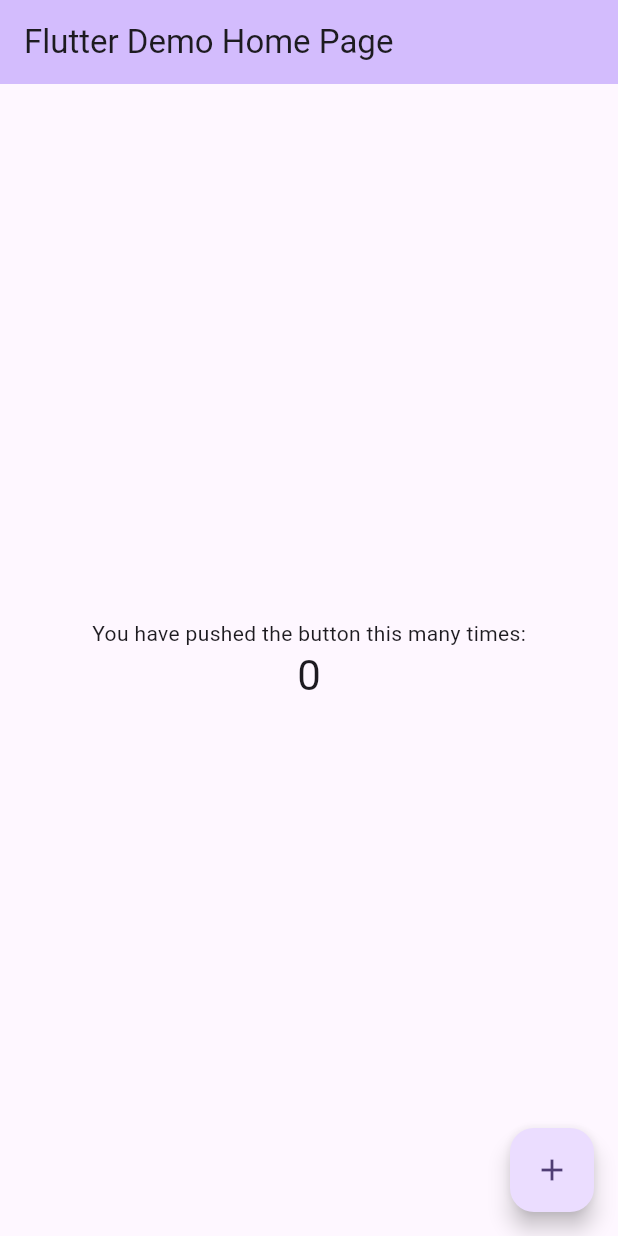
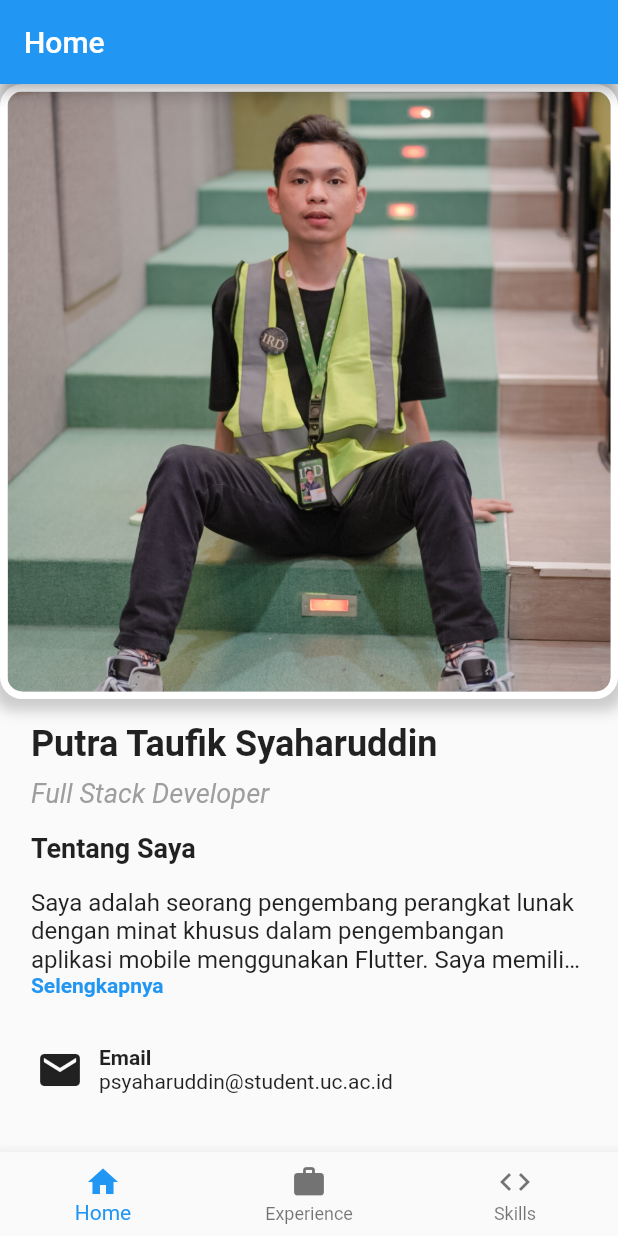
Before and after one commit to putrataufik/flutter_portofolio, a Flutter app: the screen it shows after launch, on a phone screen of 412 x 824 dp. Run offline on Flutter 3.47's test engine with Material 2 defaults, Android fonts, the light colour scheme and no system bars.

Commit message:
Halaman Home done
masih bisa di percantik

```diff
--- a/fluttter_portfolio/lib/main.dart
+++ b/fluttter_portfolio/lib/main.dart
@@ -1,125 +1,19 @@
 import 'package:flutter/material.dart';
+import 'screens/home_screen.dart';
 
 void main() {
-  runApp(const MyApp());
+  runApp(MyApp());
 }
 
 class MyApp extends StatelessWidget {
-  const MyApp({super.key});
-
-  // This widget is the root of your application.
   @override
   Widget build(BuildContext context) {
     return MaterialApp(
-      title: 'Flutter Demo',
+      title: 'My Portfolio',
       theme: ThemeData(
-        // This is the theme of your application.
-        //
-        // TRY THIS: Try running your application with "flutter run". You'll see
-        // the application has a blue toolbar. Then, without quitting the app,
-        // try changing the seedColor in the colorScheme below to Colors.green
-        // and then invoke "hot reload" (save your changes or press the "hot
-        // reload" button in a Flutter-supported IDE, or press "r" if you used
-        // the command line to start the app).
-        //
-        // Notice that the counter didn't reset back to zero; the application
-        // state is not lost during the reload. To reset the state, use hot
-        // restart instead.
-        //
-        // This works for code too, not just values: Most code changes can be
-        // tested with just a hot reload.
-        colorScheme: ColorScheme.fromSeed(seedColor: Colors.deepPurple),
-        useMaterial3: true,
+        primarySwatch: Colors.blue,
       ),
-      home: const MyHomePage(title: 'Flutter Demo Home Page'),
+      home: HomeScreen(),
     );
   }
 }
-
-class MyHomePage extends StatefulWidget {
-  const MyHomePage({super.key, required this.title});
-
-  // This widget is the home page of your application. It is stateful, meaning
-  // that it has a State object (defined below) that contains fields that affect
-  // how it looks.
-
-  // This class is the configuration for the state. It holds the values (in this
-  // case the title) provided by the parent (in this case the App widget) and
-  // used by the build method of the State. Fields in a Widget subclass are
-  // always marked "final".
-
-  final String title;
-
-  @override
-  State<MyHomePage> createState() => _MyHomePageState();
-}
-
-class _MyHomePageState extends State<MyHomePage> {
-  int _counter = 0;
-
-  void _incrementCounter() {
-    setState(() {
-      // This call to setState tells the Flutter framework that something has
-      // changed in this State, which causes it to rerun the build method below
-      // so that the display can reflect the updated values. If we changed
-      // _counter without calling setState(), then the build method would not be
-      // called again, and so nothing would appear to happen.
-      _counter++;
-    });
-  }
-
-  @override
-  Widget build(BuildContext context) {
-    // This method is rerun every time setState is called, for instance as done
-    // by the _incrementCounter method above.
-    //
-    // The Flutter framework has been optimized to make rerunning build methods
-    // fast, so that you can just rebuild anything that needs updating rather
-    // than having to individually change instances of widgets.
-    return Scaffold(
-      appBar: AppBar(
-        // TRY THIS: Try changing the color here to a specific color (to
-        // Colors.amber, perhaps?) and trigger a hot reload to see the AppBar
-        // change color while the other colors stay the same.
-        backgroundColor: Theme.of(context).colorScheme.inversePrimary,
-        // Here we take the value from the MyHomePage object that was created by
-        // the App.build method, and use it to set our appbar title.
-        title: Text(widget.title),
-      ),
-      body: Center(
-        // Center is a layout widget. It takes a single child and positions it
-        // in the middle of the parent.
-        child: Column(
-          // Column is also a layout widget. It takes a list of children and
-          // arranges them vertically. By default, it sizes itself to fit its
-          // children horizontally, and tries to be as tall as its parent.
-          //
-          // Column has various properties to control how it sizes itself and
-          // how it positions its children. Here we use mainAxisAlignment to
-          // center the children vertically; the main axis here is the vertical
-          // axis because Columns are vertical (the cross axis would be
-          // horizontal).
-          //
-          // TRY THIS: Invoke "debug painting" (choose the "Toggle Debug Paint"
-          // action in the IDE, or press "p" in the console), to see the
-          // wireframe for each widget.
-          mainAxisAlignment: MainAxisAlignment.center,
-          children: <Widget>[
-            const Text(
-              'You have pushed the button this many times:',
-            ),
-            Text(
-              '$_counter',
-              style: Theme.of(context).textTheme.headlineMedium,
-            ),
-          ],
-        ),
-      ),
-      floatingActionButton: FloatingActionButton(
-        onPressed: _incrementCounter,
-        tooltip: 'Increment',
-        child: const Icon(Icons.add),
-      ), // This trailing comma makes auto-formatting nicer for build methods.
-    );
-  }
-}
--- /dev/null
+++ b/fluttter_portfolio/lib/screens/home_screen.dart
@@ -0,0 +1,93 @@
+import 'package:flutter/material.dart';
+import '../widgets/header_widget.dart';
+import '../widgets/contact_widget.dart';
+import '../widgets/aboutme_widget.dart';
+
+class HomeScreen extends StatelessWidget {
+  @override
+  Widget build(BuildContext context) {
+    return Scaffold(
+      appBar: AppBar(
+        title: Text('Home'),
+      ),
+      body: SingleChildScrollView(
+        child: Column(
+          crossAxisAlignment: CrossAxisAlignment.start,
+          children: [
+            HeaderWidget(),
+            SizedBox(height: 16),
+            Container(
+              margin: EdgeInsets.symmetric(
+                horizontal: 0.05 * MediaQuery.of(context).size.width,
+              ),
+              child: Text(
+                'Putra Taufik Syaharuddin',
+                style: TextStyle(
+                  fontSize: 24,
+                  fontWeight: FontWeight.bold,
+                ),
+              ),
+            ),
+            SizedBox(height: 8),
+            Container(
+              margin: EdgeInsets.symmetric(
+                horizontal: 0.05 * MediaQuery.of(context).size.width,
+              ),
+              child: Text(
+                'Full Stack Developer',
+                style: TextStyle(
+                  fontSize: 18,
+                  fontStyle: FontStyle.italic,
+                  color: Colors.grey,
+                ),
+              ),
+            ),
+            SizedBox(height: 16),
+            Container(
+              margin: EdgeInsets.symmetric(
+                horizontal: 0.05 * MediaQuery.of(context).size.width,
+              ),
+              child: Text(
+                'Tentang Saya',
+                style: TextStyle(
+                  fontSize: 18,
+                  fontWeight: FontWeight.bold,
+                ),
+              ),
+            ),
+            SizedBox(height: 8),
+            Align(
+              alignment: Alignment.center,
+              child: AboutMeWidget(),
+            ),
+            SizedBox(height: 8),
+            Container(
+  margin: EdgeInsets.symmetric(horizontal: 16), // Atur margin kiri dan kanan sesuai kebutuhan
+  child: Align(
+    alignment: Alignment.centerLeft,
+    child: ContactWidget(),
+  ),
+),
+
+          ],
+        ),
+      ),
+      bottomNavigationBar: BottomNavigationBar(
+        items: [
+          BottomNavigationBarItem(
+            icon: Icon(Icons.home),
+            label: 'Home',
+          ),
+          BottomNavigationBarItem(
+            icon: Icon(Icons.work),
+            label: 'Experience',
+          ),
+          BottomNavigationBarItem(
+            icon: Icon(Icons.code),
+            label: 'Skills',
+          ),
+        ],
+      ),
+    );
+  }
+}
--- /dev/null
+++ b/fluttter_portfolio/lib/widgets/aboutme_widget.dart
@@ -0,0 +1,108 @@
+import 'package:flutter/material.dart';
+
+class AboutMeWidget extends StatelessWidget {
+  @override
+  Widget build(BuildContext context) {
+    final String fullText = '''
+Saya adalah seorang pengembang perangkat lunak dengan minat khusus dalam pengembangan aplikasi mobile menggunakan Flutter. Saya memiliki pengalaman dalam mengembangkan berbagai jenis aplikasi, termasuk aplikasi e-commerce, aplikasi manajemen proyek, dan aplikasi sosial. Keahlian saya meliputi Flutter, Dart, dan berbagai teknologi terkait mobile development. Saya senang belajar hal-hal baru dan selalu mencari cara untuk meningkatkan keterampilan pengembangan saya.
+''';
+    return Column(
+      children: [
+        Container(
+              margin: EdgeInsets.only(
+                  left: 0.05 * MediaQuery.of(context).size.width),
+            ),
+            SizedBox(height: 8),
+            Container(
+              margin: EdgeInsets.symmetric(
+                horizontal: 0.05 * MediaQuery.of(context).size.width,
+              ),
+              child: ExpandableText(
+
+              text: fullText,
+              trimLines: 3,
+              trimStyle: TextStyle(fontSize: 16),
+              expandStyle: TextStyle(fontSize: 16),
+              linkText: 'Selengkapnya',
+              lessText: 'Lebih Sedikit',
+              linkColor: Colors.blue,
+            ),
+            ),
+      ],
+    );
+  }
+}
+
+class ExpandableText extends StatefulWidget {
+  final String text;
+  final int trimLines;
+  final TextStyle trimStyle;
+  final TextStyle expandStyle;
+  final String linkText;
+  final String lessText;
+  final Color linkColor;
+
+  ExpandableText({
+    required this.text,
+    required this.trimLines,
+    required this.trimStyle,
+    required this.expandStyle,
+    required this.linkText,
+    required this.lessText,
+    required this.linkColor,
+  });
+
+  @override
+  _ExpandableTextState createState() => _ExpandableTextState();
+}
+
+class _ExpandableTextState extends State<ExpandableText> {
+  bool expanded = false;
+
+  @override
+  Widget build(BuildContext context) {
+    return Column(
+      crossAxisAlignment: CrossAxisAlignment.start,
+      children: [
+        AnimatedCrossFade(
+          firstChild: Text(
+            widget.text,
+            style: expanded ? widget.expandStyle : widget.trimStyle,
+          ),
+          secondChild: GestureDetector(
+            onTap: () {
+              setState(() {
+                expanded = !expanded;
+              });
+            },
+            child: Text(
+              widget.text,
+              maxLines: widget.trimLines,
+              overflow: TextOverflow.ellipsis,
+              style: widget.trimStyle,
+            ),
+          ),
+          crossFadeState:
+              expanded ? CrossFadeState.showFirst : CrossFadeState.showSecond,
+          duration: const Duration(milliseconds: 300),
+        ),
+        if ((expanded && widget.lessText.isNotEmpty) ||
+            (!expanded && widget.linkText.isNotEmpty))
+          GestureDetector(
+            onTap: () {
+              setState(() {
+                expanded = !expanded;
+              });
+            },
+            child: Text(
+              expanded ? widget.lessText : widget.linkText,
+              style: TextStyle(
+                color: widget.linkColor,
+                fontWeight: FontWeight.bold,
+              ),
+            ),
+          ),
+      ],
+    );
+  }
+}
--- /dev/null
+++ b/fluttter_portfolio/lib/widgets/contact_widget.dart
@@ -0,0 +1,81 @@
+import 'package:flutter/material.dart';
+
+class ContactWidget extends StatelessWidget {
+  @override
+  Widget build(BuildContext context) {
+    final cardWidth = 300.0; // Ukuran yang diinginkan untuk lebar card
+    final cardHeight = 80.0; // Ukuran yang diinginkan untuk tinggi card
+
+    return Column(
+      crossAxisAlignment: CrossAxisAlignment.start,
+      children: [
+        ContactCard(
+          icon: Icons.mail,
+          label: 'Email',
+          value: 'psyaharuddin@student.uc.ac.id',
+          width: cardWidth,
+          height: cardHeight,
+        ),
+        SizedBox(height: 5),
+        ContactCard(
+          icon: Icons.facebook,
+          label: 'Facebook',
+          value: 'facebook.com/putrataufik',
+          width: cardWidth,
+          height: cardHeight,
+        ),
+        SizedBox(height: 5),
+        ContactCard(
+          icon: Icons.phone,
+          label: 'WhatsApp',
+          value: '+62 812 9430 5862',
+          width: cardWidth,
+          height: cardHeight,
+        ),
+      ],
+    );
+  }
+}
+
+class ContactCard extends StatelessWidget {
+  final IconData icon;
+  final String label;
+  final String value;
+  final double width;
+  final double height;
+
+  const ContactCard({
+    Key? key,
+    required this.icon,
+    required this.label,
+    required this.value,
+    required this.width,
+    required this.height,
+  }) : super(key: key);
+
+  @override
+  Widget build(BuildContext context) {
+    return Container(
+      width: width,
+      height: height,
+
+      child: Padding(
+        padding: const EdgeInsets.all(8.0),
+        child: Row(
+          children: [
+            Icon(icon, size: 32),
+            SizedBox(width: 10),
+            Column(
+              crossAxisAlignment: CrossAxisAlignment.start,
+              mainAxisAlignment: MainAxisAlignment.center,
+              children: [
+                Text(label, style: TextStyle(fontWeight: FontWeight.bold)),
+                Text(value),
+              ],
+            ),
+          ],
+        ),
+      ),
+    );
+  }
+}
--- /dev/null
+++ b/fluttter_portfolio/lib/widgets/header_widget.dart
@@ -0,0 +1,36 @@
+import 'package:flutter/material.dart';
+
+class HeaderWidget extends StatelessWidget {
+  @override
+  Widget build(BuildContext context) {
+    double screenWidth = MediaQuery.of(context).size.width;
+    double screenHeight = MediaQuery.of(context).size.height;
+
+    return Container(
+      decoration: BoxDecoration(
+        border: Border.all(
+          color: Colors.white, // Warna border
+          width: 5.0, // Lebar border
+        ),
+        borderRadius: BorderRadius.circular(15.0), // Radius sudut border
+        boxShadow: [
+          BoxShadow(
+            color: Colors.grey.withOpacity(0.5), // Warna shadow
+            spreadRadius: 5,
+            blurRadius: 7,
+            offset: Offset(0, 3), // Posisi shadow
+          ),
+        ],
+      ),
+      child: ClipRRect(
+        borderRadius: BorderRadius.circular(10.0), // Radius sudut gambar
+        child: Image.asset(
+          'assets/images/IMG_8955.JPG',
+          width: screenWidth,
+          height: 400,
+          fit: BoxFit.cover,
+        ),
+      ),
+    );
+  }
+}
```
Also changed, not shown: fluttter_portfolio/pubspec.yaml (+6 -1 lines), fluttter_portfolio/assets/images/IMG_8955.JPG (added), fluttter_portfolio/lib/screens/experience_screen.dart (added), fluttter_portfolio/lib/screens/skill_screen.dart (added), fluttter_portfolio/lib/widgets/experience_card.dart (added), fluttter_portfolio/lib/widgets/skill_card.dart (added).
